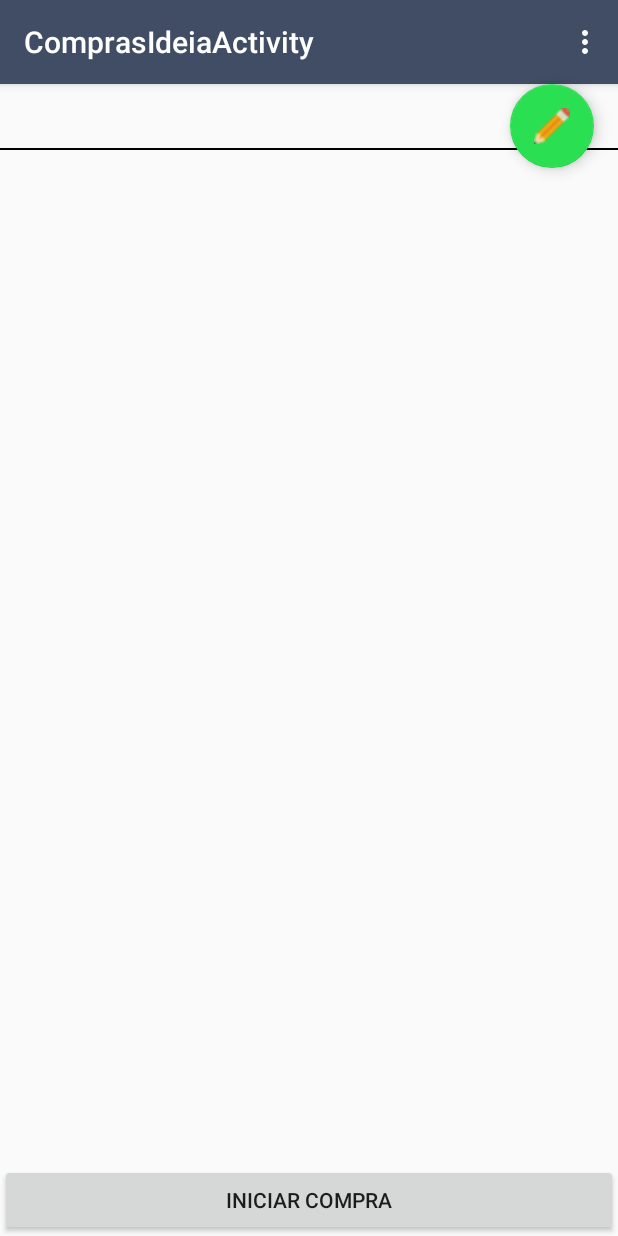
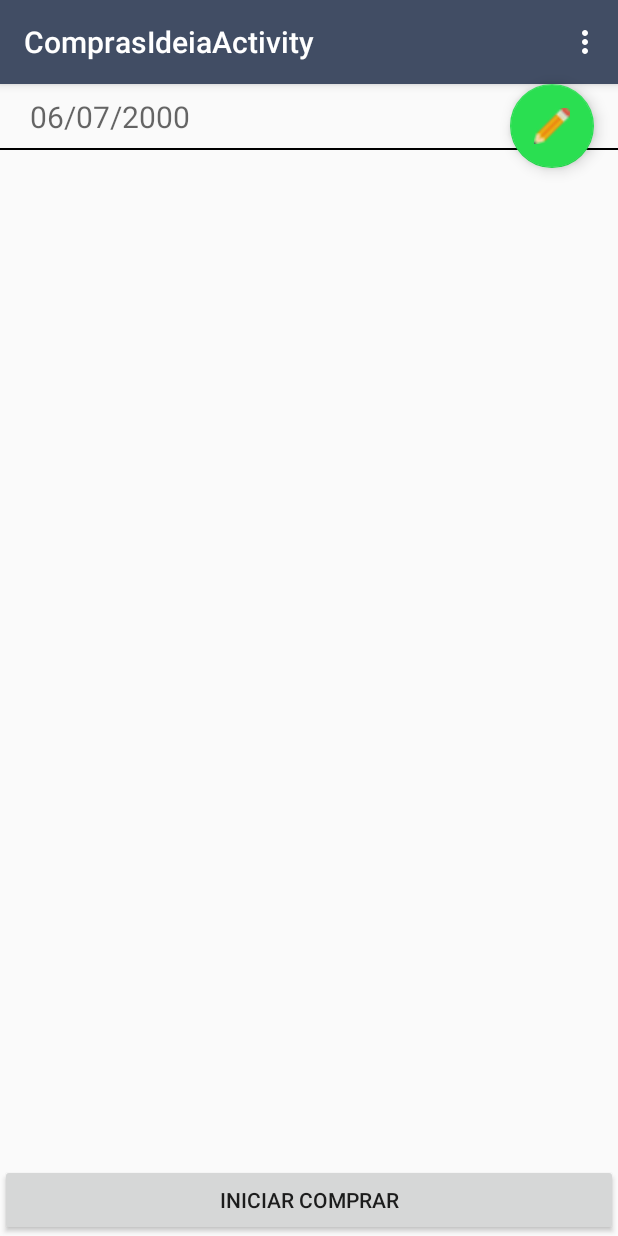
Before and after one commit to verxm/AppListaCompras, an Android app: the ComprasIdeiaActivity screen opened directly, with no data from a screen before it, on a phone screen of 412 x 824 dp. Run offline under Robolectric (Android 15) with nearby library versions, the phone set to English and light mode, and no system bars; libraries missing offline, so code that uses them is left out: com.google.zxing.integration; 2 statements that could not run were skipped.

Commit message:
Atualizar Ulises

```diff
--- a/app/src/main/res/layout/content_compras_ideia.xml
+++ b/app/src/main/res/layout/content_compras_ideia.xml
@@ -21,7 +21,7 @@
         <TextView
             android:layout_width="wrap_content"
             android:layout_height="wrap_content"
-            android:text="06/07/2018"
+            android:hint="06/07/2000"
             style="@style/labels"
             android:layout_marginTop="8sp"
             android:layout_marginLeft="20sp"
@@ -42,6 +42,7 @@
             <TextView
                 android:layout_width="wrap_content"
                 android:layout_height="wrap_content"
+                android:layout_weight="1"
                 android:text="@string/subTotal"
                 style="@style/labels"
                 android:visibility="visible"
@@ -57,14 +58,10 @@
                 style="@style/labels"
                 android:layout_marginTop="8sp"
                 android:layout_marginLeft="10sp"
-            android:id="@+id/tvValorSubTotal"/>
+                android:id="@+id/tvValorSubTotal"
+                android:visibility="visible"/>
 
         </LinearLayout>
-
-
-
-
-
 
 
 
@@ -75,7 +72,10 @@
             android:hint="06/07/2000"
             android:layout_marginLeft="20sp"
             android:id="@+id/etData"
-            android:visibility="gone"/>
+            android:visibility="gone"
+            android:drawableLeft="@android:drawable/ic_menu_edit"
+            android:inputType="date"
+            />
 
 
 
@@ -103,10 +103,15 @@
     </ListView>
 
 
+
+    <FrameLayout
+        android:layout_width="match_parent"
+        android:layout_height="wrap_content">
+
          <Button
             android:layout_width="match_parent"
             android:layout_height="wrap_content"
-        android:text="Iniciar Compra"
+            android:text="@string/iniciarCompra"
             android:id="@+id/btnIniciarCompra"/>
 
 
@@ -114,7 +119,13 @@
            android:layout_width="match_parent"
            android:layout_height="wrap_content"
            android:text="@string/salvar"
-        android:id="@+id/btnSalvar"/>
+           android:id="@+id/btnSalvar"
+           android:visibility="visible"/>
+
+
+
+    </FrameLayout>
+
 
 
 
```
Lines whose indentation alone changed are shown as unchanged.
